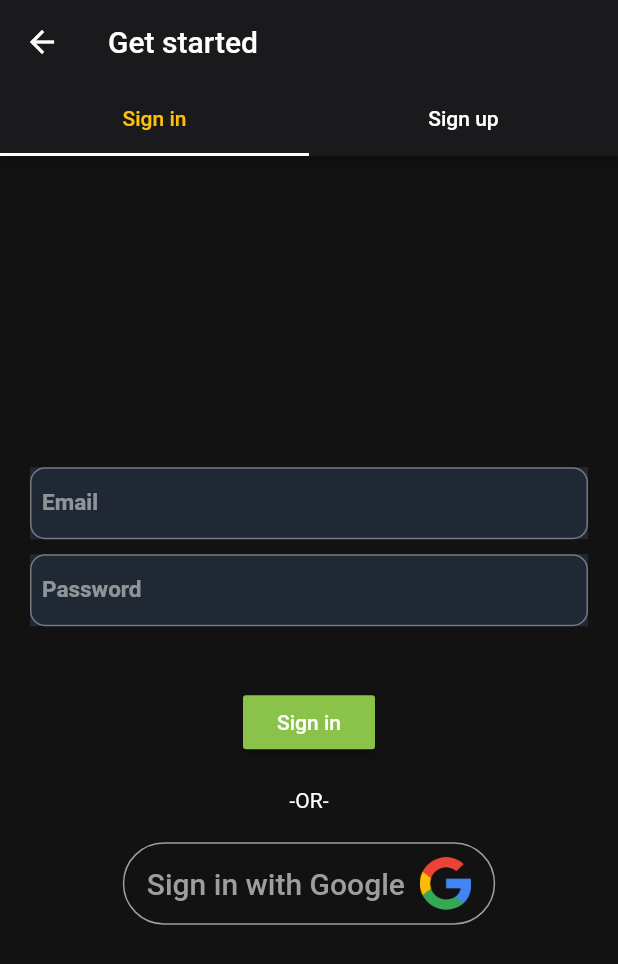
After one commit to SatishBV/Habbit, a Flutter app: the WelcomeScreen screen opened directly, on a phone screen of 412 x 824 dp. The commit adds this screen. Shown: the top 964 px of the screen. Run offline on Flutter 3.47's test engine with Material 2 defaults, Android fonts, the phone set to English and light mode, and no system bars; our stand-ins replace flutter_colorpicker, font_awesome_flutter, google_fonts.

Commit message:
Adds support for welcome screen

```diff
--- a/lib/Views/text_field_view.dart
+++ b/lib/Views/text_field_view.dart
@@ -6,11 +6,15 @@ class HabbitTextField extends StatelessWidget {
     @required this.controller,
     @required this.placeHolder,
     @required this.borderColor,
+    this.obscureText,
+    this.keyboardType,
   });
 
   final TextEditingController controller;
   final String placeHolder;
   final Color borderColor;
+  final bool obscureText;
+  final TextInputType keyboardType;
 
   @override
   Widget build(BuildContext context) {
@@ -22,6 +26,8 @@ class HabbitTextField extends StatelessWidget {
         color: kCardColor,
         child: Center(
           child: TextField(
+            obscureText: obscureText != null ? obscureText : false,
+            keyboardType: keyboardType != null ? keyboardType : TextInputType.text,
             controller: controller,
             style: kTextFieldTextStyle,
             decoration: InputDecoration().copyWith(
--- a/lib/main.dart
+++ b/lib/main.dart
@@ -1,11 +1,12 @@
 import 'package:flutter/material.dart';
 import 'home_page.dart';
+import 'welcome_screen.dart';
 import 'Constants/styles.dart';
 
 void main() => runApp(Habbit());
 
 class Habbit extends StatelessWidget {
-  // This widget is the root of your application.
+
   @override
   Widget build(BuildContext context) {
     return MaterialApp(
--- /dev/null
+++ b/lib/welcome_screen.dart
@@ -0,0 +1,133 @@
+import 'package:flutter/material.dart';
+import 'package:habbit/Constants/styles.dart';
+import 'package:habbit/Views/text_field_view.dart';
+
+class WelcomeScreen extends StatefulWidget {
+  @override
+  _WelcomeScreenState createState() => _WelcomeScreenState();
+}
+
+class _WelcomeScreenState extends State<WelcomeScreen>
+    with SingleTickerProviderStateMixin {
+  TabController _tabController;
+
+  final List<Tab> authTabs = <Tab>[
+    Tab(text: 'Sign in'),
+    Tab(text: 'Sign up'),
+  ];
+
+  @override
+  void initState() {
+    super.initState();
+    _tabController = new TabController(length: authTabs.length, vsync: this);
+    _tabController.addListener(_handleTabSelection);
+  }
+
+  @override
+  Widget build(BuildContext context) {
+    return Scaffold(
+      // backgroundColor: Colors.white,
+      appBar: new AppBar(
+        title: new Text("Get started"),
+        bottom: TabBar(
+          unselectedLabelColor: Colors.white,
+          labelColor: Colors.amber,
+          tabs: authTabs,
+          controller: _tabController,
+          indicatorColor: Colors.white,
+        ),
+        bottomOpacity: 1,
+      ),
+      body: Center(
+        child: AuthenticationForm(isSignIn: _tabController.index == 0),
+      ),
+    );
+  }
+
+  _handleTabSelection() {
+    setState(() {});
+  }
+}
+
+class AuthenticationForm extends StatelessWidget {
+  final bool isSignIn;
+  final emailTextController = TextEditingController();
+  final passwordController = TextEditingController();
+
+  AuthenticationForm({@required this.isSignIn});
+
+  @override
+  Widget build(BuildContext context) {
+    return Column(
+      mainAxisAlignment: MainAxisAlignment.center,
+      children: <Widget>[
+        HabbitTextField(
+          borderColor: kGreenColor,
+          controller: emailTextController,
+          placeHolder: 'Email',
+          keyboardType: TextInputType.emailAddress,
+        ),
+        SizedBox(
+          height: 10.0,
+        ),
+        HabbitTextField(
+          borderColor: kGreenColor,
+          controller: passwordController,
+          placeHolder: 'Password',
+          obscureText: true,
+        ),
+        SizedBox(
+          height: 40.0,
+        ),
+        RaisedButton(
+          color: kGreenColor,
+          child: isSignIn ? Text('Sign in') : Text('Sign up'),
+          onPressed: () {},
+        ),
+        SizedBox(
+          height: 20.0,
+        ),
+        Text('-OR-'),
+        SizedBox(
+          height: 20.0,
+        ),
+        _googleAuthentication()
+      ],
+    );
+  }
+
+  Widget _googleAuthentication() {
+    final String buttonText =
+        isSignIn ? 'Sign in with Google' : 'Sign up with Google';
+
+    return OutlineButton(
+      onPressed: () {},
+      shape: RoundedRectangleBorder(
+        borderRadius: BorderRadius.circular(40),
+        side: BorderSide(color: kGreenColor)
+      ),
+      highlightElevation: 0,
+      borderSide: BorderSide(color: Colors.grey),
+      child: Padding(
+        padding: const EdgeInsets.fromLTRB(0, 10, 0, 10),
+        child: Row(
+          mainAxisSize: MainAxisSize.min,
+          mainAxisAlignment: MainAxisAlignment.center,
+          children: <Widget>[
+            Padding(
+              padding: const EdgeInsets.only(right: 10),
+              child: Text(
+                buttonText,
+                style: TextStyle(
+                  fontSize: 20,
+                  color: Colors.grey,
+                ),
+              ),
+            ),
+            Image(image: AssetImage("assets/google_logo.png"), height: 35.0),
+          ],
+        ),
+      ),
+    );
+  }
+}
--- a/pubspec.yaml
+++ b/pubspec.yaml
@@ -13,6 +13,8 @@ dependencies:
   font_awesome_flutter: ^8.8.1
   google_fonts: ^0.4.1
   flutter_colorpicker: ^0.3.4
+  firebase_auth: ^0.16.0
+  google_sign_in: ^4.4.4
 
 dev_dependencies:
   flutter_test:
@@ -22,3 +24,4 @@ flutter:
   uses-material-design: true
   assets:
     - assets/images/activities/
+    - assets/
```
Also changed, not shown: assets/google_logo.png (added), pubspec.lock, 4 other files.
